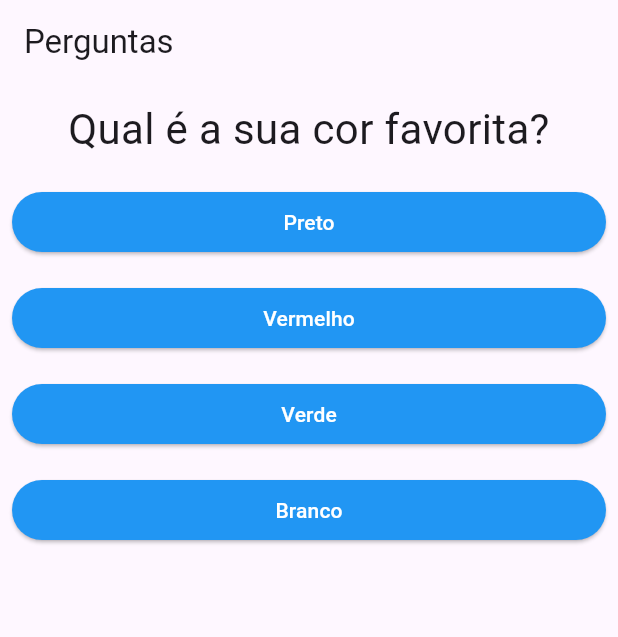
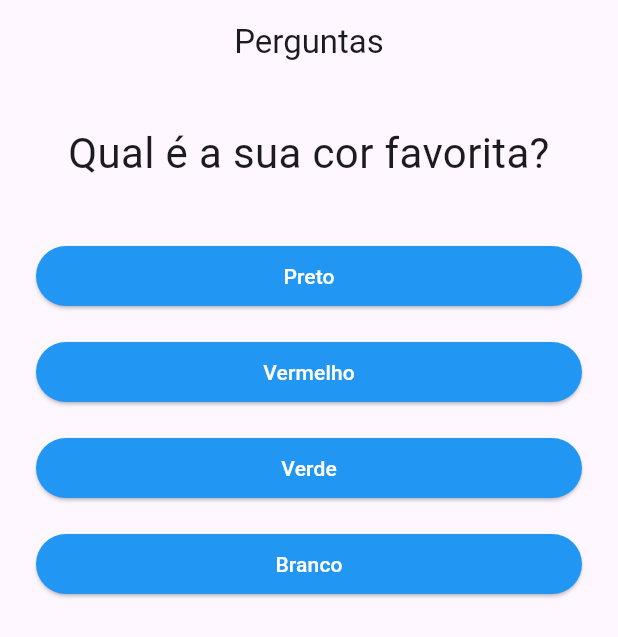
Before and after one commit to Whosant/Perguntas-flutter, a Flutter app: the screen it shows after launch, on a phone screen of 412 x 824 dp. Shown: the top 637 px of the screen. Run offline on Flutter 3.47's test engine with Material 3 defaults, Android fonts, the phone set to English and light mode, and no system bars.

Commit message:
Adcionado botão de retorno para reiniciar as perguntas

```diff
--- a/projeto_perguntas/lib/main.dart
+++ b/projeto_perguntas/lib/main.dart
@@ -1,7 +1,3 @@
-import 'package:flutter/material.dart';
-import './questao.dart';
-import './resposta.dart';
-
 import 'package:flutter/material.dart';
 import './questao.dart';
 import './resposta.dart';
@@ -28,6 +24,12 @@ class _PerguntaAppState extends State<PerguntaApp> {
     });
   }
 
+  void _reiniciarQuestionario() {
+    setState(() {
+      _perguntaSelecionada = 0;
+    });
+  }
+
   @override
   Widget build(BuildContext context) {
     final List<Map<String, Object>> perguntas = [
@@ -41,21 +43,29 @@ class _PerguntaAppState extends State<PerguntaApp> {
       },
       {
         'texto': 'Qual sua comida favorita?',
-        'resposta': ['Pizza', 'Macarrão', 'Lasanha', 'Prefiro Doce'],
+        'resposta': ['Pizza', 'Macarrão', 'Lasanha', 'Prefiro Doce🤤🧁'],
       },
     ];
+
+    final bool temPerguntaSelecionada =
+        _perguntaSelecionada < perguntas.length;
 
     return MaterialApp(
       home: Scaffold(
         appBar: AppBar(
           title: const Text('Perguntas'),
+          centerTitle: true,
         ),
-        body: _perguntaSelecionada < perguntas.length
-            ? Column(
+        body: temPerguntaSelecionada
+            ? Padding(
+                padding: const EdgeInsets.all(16),
+                child: Column(
+                  crossAxisAlignment: CrossAxisAlignment.stretch,
                   children: [
                     Questao(
                       perguntas[_perguntaSelecionada]['texto'] as String,
                     ),
+                    const SizedBox(height: 20),
                     ...(perguntas[_perguntaSelecionada]['resposta']
                             as List<String>)
                         .map((resp) {
@@ -65,11 +75,26 @@ class _PerguntaAppState extends State<PerguntaApp> {
                       );
                     }).toList(),
                   ],
+                ),
               )
-            : const Center(
-                child: Text(
+            : Center(
+                child: Column(
+                  mainAxisAlignment: MainAxisAlignment.center,
+                  children: [
+                    const Text(
                       'Fim das perguntas!',
-                  style: TextStyle(fontSize: 22),
+                      style: TextStyle(
+                        fontSize: 24,
+                        fontWeight: FontWeight.bold,
+                      ),
+                    ),
+                    const SizedBox(height: 20),
+                    ElevatedButton(
+                      onPressed: _reiniciarQuestionario,
+                      child: const Text('Reiniciar'),
+
+                    ),
+                  ],
                 ),
               ),
       ),
--- a/projeto_perguntas/lib/resposta.dart
+++ b/projeto_perguntas/lib/resposta.dart
@@ -4,7 +4,7 @@ class Resposta extends StatelessWidget {
   final String texto;
   final void Function() quandoSelecionado;
 
-  const Resposta({
+  const Resposta ({
     super.key,
     required this.texto,
     required this.quandoSelecionado,
```
Lines whose indentation alone changed are shown as unchanged.
